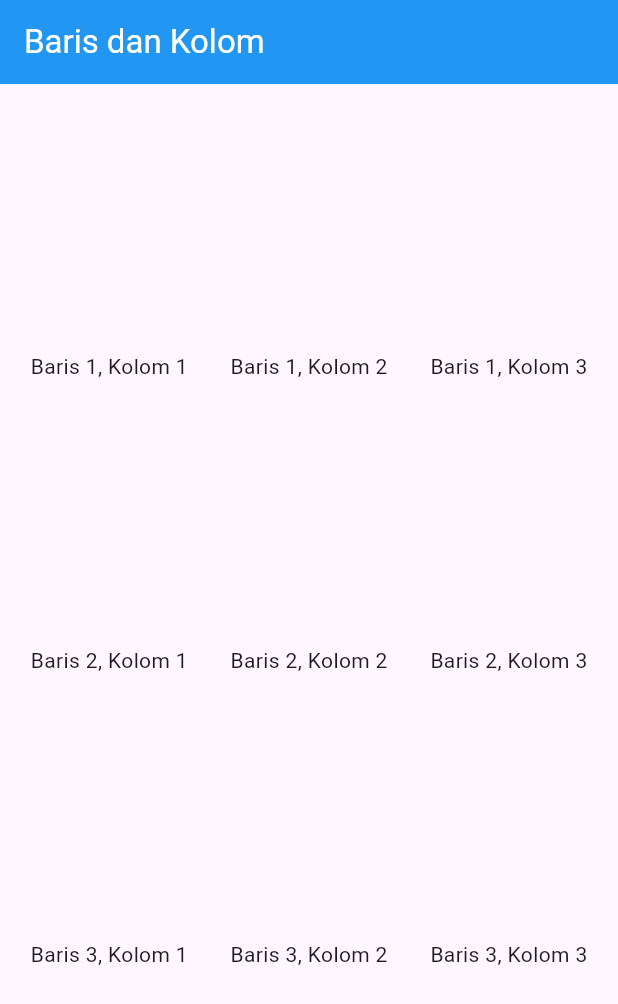
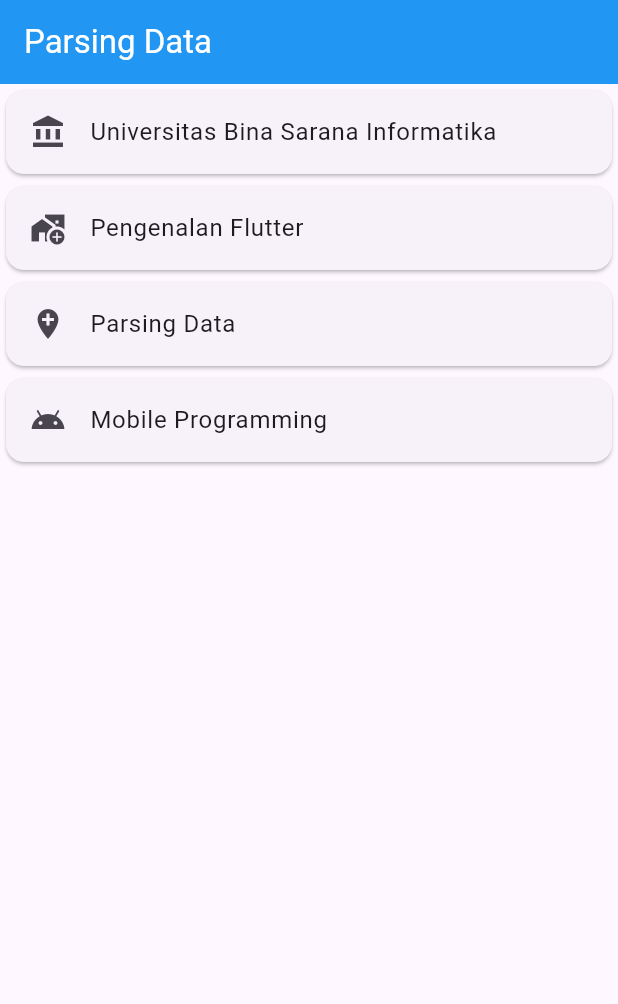
Before and after one commit to Chrisllen-zp/latihan_flutter, a Flutter app: the screen it shows after launch, on a phone screen of 412 x 824 dp. Shown: the top 1004 px of the screen. Run offline on Flutter 3.47's test engine with Material 3 defaults, Android fonts, the phone set to English and light mode, and no system bars.

Commit message:
Tambah widget: card, column, baris_kolom, parsing

```diff
--- a/lib/main.dart
+++ b/lib/main.dart
@@ -1,5 +1,5 @@
 import 'package:flutter/material.dart';
-import 'baris_kolom.dart';
+import 'parsing.dart';
 
 void main() => runApp(MyApp());
 
@@ -15,6 +15,6 @@ class MyApp extends StatelessWidget {
           primarySwatch: Colors.blue,
           visualDensity: VisualDensity.adaptivePlatformDensity,
         ),
-        home: Rowcolumn());
+        home: Parsing());
   }
 }
--- /dev/null
+++ b/lib/parsing.dart
@@ -0,0 +1,26 @@
+import 'package:flutter/material.dart';
+import './widget/card_widget.dart';
+
+class Parsing extends StatelessWidget {
+  const Parsing({super.key});
+
+  @override
+  Widget build(BuildContext context) {
+    return Scaffold(
+      appBar: AppBar(title: Text("Parsing Data", style: TextStyle(
+            color: Colors.white,
+          ),
+        ),
+        backgroundColor: Colors.blue,
+      ),
+      body: Column(
+        children: [
+          CardWidget(judul: "Universitas Bina Sarana Informatika", icon: Icons.account_balance),
+          CardWidget(judul: "Pengenalan Flutter", icon: Icons.add_home_work),
+          CardWidget(judul: "Parsing Data", icon: Icons.add_location),
+          CardWidget(judul: "Mobile Programming", icon: Icons.android)
+        ],
+      ),
+    );
+  }
+}
--- /dev/null
+++ b/lib/widget/card_widget.dart
@@ -0,0 +1,18 @@
+import 'package:flutter/material.dart';
+
+class CardWidget extends StatelessWidget {
+  final IconData icon;
+  final String judul;
+
+  const CardWidget({super.key, required this.icon, required this.judul});
+
+  @override
+  Widget build(BuildContext context) {
+    return Card(
+      child: ListTile(
+        leading: Icon(icon),
+        title: Text(judul),
+      ),
+    );
+  }
+}
```
